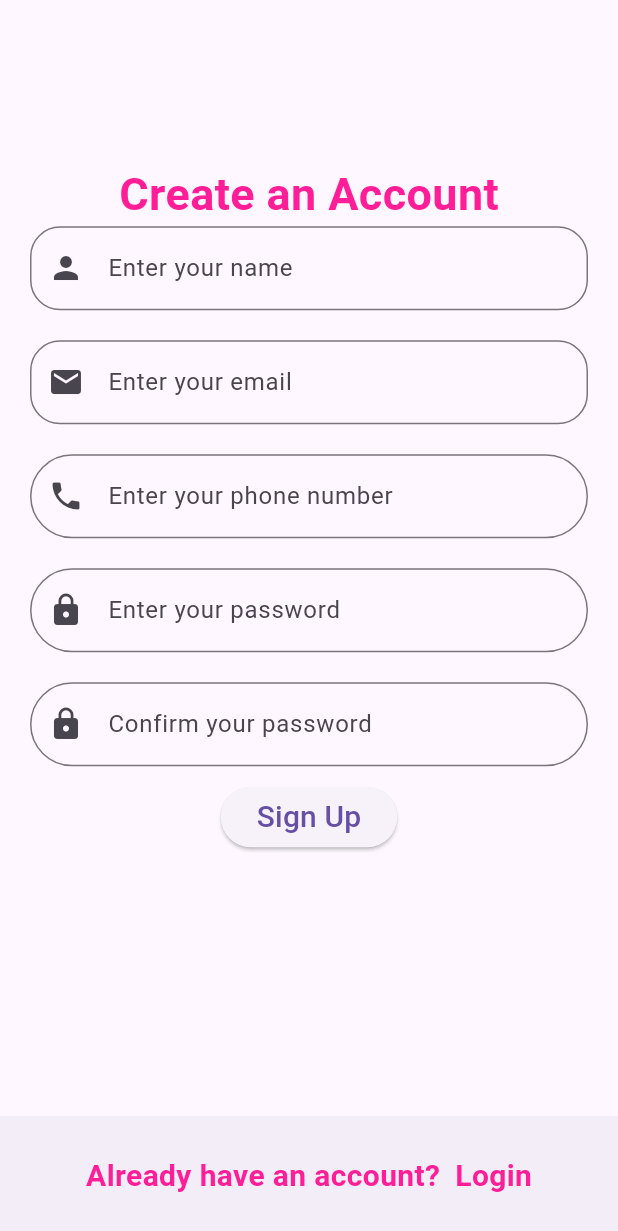
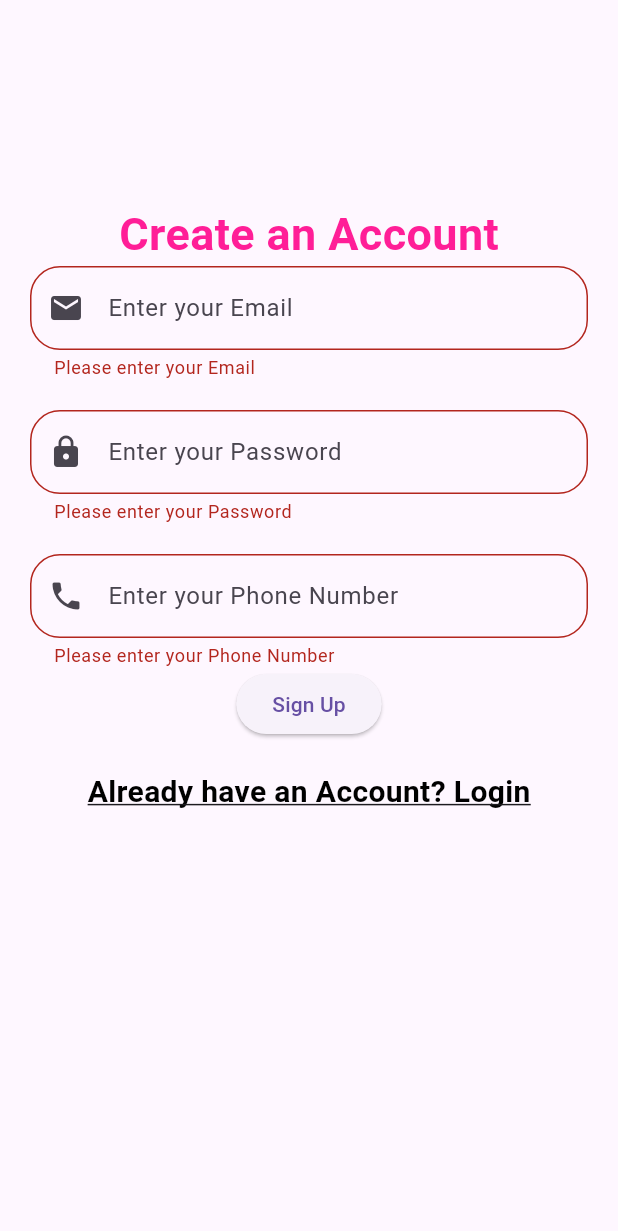
Before and after one commit to Kashannn/womansafety, a Flutter app: the Registration screen opened directly, after a tap on "Sign Up", on a phone screen of 412 x 824 dp. Shown: the top 1231 px of the screen. Run offline on Flutter 3.47's test engine with Material 3 defaults, Android fonts, the phone set to English and light mode, and no system bars; our stand-ins replace firebase_auth, firebase_core, flutter_svg, google_nav_bar; accounts and stored records are empty; network calls fail.

Commit message:
first commit

```diff
--- a/lib/Regestration.dart
+++ b/lib/Regestration.dart
@@ -1,3 +1,4 @@
+import 'package:firebase_auth/firebase_auth.dart';
 import 'package:flutter/material.dart';
 
 import 'Login.dart';
@@ -10,17 +11,39 @@ class Registration extends StatefulWidget {
 }
 
 class _RegistrationState extends State<Registration> {
+  final GlobalKey<FormState> _formKey = GlobalKey<FormState>();
+  final TextEditingController emailController = TextEditingController();
+  final TextEditingController passwordController = TextEditingController();
+  final TextEditingController phoneController = TextEditingController();
+
+  FirebaseAuth auth = FirebaseAuth.instance;
+
+  @override
+  void dispose() {
+    super.dispose();
+    emailController.dispose();
+    passwordController.dispose();
+    phoneController.dispose();
+  }
+
+  void _showSnackBar(String message) {
+    ScaffoldMessenger.of(context).showSnackBar(SnackBar(
+      content: Text(message),
+    ));
+  }
+
   @override
   Widget build(BuildContext context) {
     return Scaffold(
       body: SingleChildScrollView(
+        child: Form(
+          key: _formKey,
           child: Column(
             children: [
               Container(
-                margin: EdgeInsets.symmetric(
-                    vertical: 50, horizontal: 20), // Added padding
+                margin: EdgeInsets.symmetric(vertical: 50, horizontal: 20),
                 width: MediaQuery.of(context).size.width,
-                height: MediaQuery.of(context).size.height*0.7,
+                height: MediaQuery.of(context).size.height * 0.7,
                 child: Column(
                   mainAxisAlignment: MainAxisAlignment.center,
                   children: [
@@ -32,23 +55,10 @@ class _RegistrationState extends State<Registration> {
                         color: Color(0xFFFF1E97),
                       ),
                     ),
-                    TextField(
+                    TextFormField(
+                      controller: emailController,
                       decoration: InputDecoration(
-                        hintText: 'Enter your name',
-                        prefixIcon: Icon(Icons.person),
-                        border: OutlineInputBorder(
-                          borderRadius: BorderRadius.circular(20),
-                          borderSide: BorderSide(
-                            color: Colors.blue, // Customize border color
-                            width: 4.0, // Customize border width
-                          ),
-                        ),
-                      ),
-                    ),
-                    SizedBox(height: 20),
-                    TextField(
-                      decoration: InputDecoration(
-                        hintText: 'Enter your email',
+                        hintText: 'Enter your Email',
                         prefixIcon: Icon(Icons.email),
                         border: OutlineInputBorder(
                           borderRadius: BorderRadius.circular(20),
@@ -58,81 +68,79 @@ class _RegistrationState extends State<Registration> {
                           ),
                         ),
                       ),
+                      validator: (value) {
+                        if (value!.isEmpty) {
+                          return 'Please enter your Email';
+                        }
+                        return null;
+                      },
                     ),
                     SizedBox(height: 20),
-                    TextField(
+                    TextFormField(
+                      controller: passwordController,
                       decoration: InputDecoration(
-                        hintText: 'Enter your phone number',
-                        prefixIcon: Icon(Icons.phone),
+                        hintText: 'Enter your Password',
+                        prefixIcon: Icon(Icons.lock),
                         border: OutlineInputBorder(
-                          borderRadius: BorderRadius.circular(50),
+                          borderRadius: BorderRadius.circular(20),
                           borderSide: BorderSide(
                             color: Colors.blue,
                             width: 4.0,
                           ),
                         ),
                       ),
+                      validator: (value) {
+                        if (value!.isEmpty) {
+                          return 'Please enter your Password';
+                        }
+                        return null;
+                      },
                     ),
                     SizedBox(height: 20),
-
-                    // Password TextField
-                    TextField(
-                      obscureText: true,
+                    TextFormField(
+                      controller: phoneController,
                       decoration: InputDecoration(
-                        hintText: 'Enter your password',
-                        prefixIcon: Icon(Icons.lock),
+                        hintText: 'Enter your Phone Number',
+                        prefixIcon: Icon(Icons.phone),
                         border: OutlineInputBorder(
-                          borderRadius: BorderRadius.circular(50),
+                          borderRadius: BorderRadius.circular(20),
                           borderSide: BorderSide(
                             color: Colors.blue,
                             width: 4.0,
                           ),
                         ),
                       ),
+                      validator: (value) {
+                        if (value!.isEmpty) {
+                          return 'Please enter your Phone Number';
+                        }
+                        return null;
+                      },
+                    ),
+
+                    RoundButton(
+                      text: 'Sign Up',
+                      onTap: () async {
+                        if (_formKey.currentState!.validate()) {
+                          try {
+                            await auth.createUserWithEmailAndPassword(
+                              email: emailController.text.toString(),
+                              password: passwordController.text.toString(),
+                            );
+                            _showSnackBar('Registration Successful');
+                            Navigator.pushReplacement(
+                              context,
+                              MaterialPageRoute(
+                                builder: (context) => Login(),
+                              ),
+                            );
+                          } catch (e) {
+                            _showSnackBar('Registration Failed: $e');
+                          }
+                        }
+                      },
                     ),
                     SizedBox(height: 20),
-
-                    // Confirm Password TextField
-                    TextField(
-                      obscureText: true,
-                      decoration: InputDecoration(
-                        hintText: 'Confirm your password',
-                        prefixIcon: Icon(Icons.lock),
-                        border: OutlineInputBorder(
-                          borderRadius: BorderRadius.circular(50),
-                          borderSide: BorderSide(
-                            color: Colors.blue,
-                            width: 4.0,
-                          ),
-                        ),
-                      ),
-                    ),
-                    SizedBox(height: 10),
-                    ElevatedButton(
-                      onPressed: () {},
-                      child: Text('Sign Up', style: TextStyle(fontSize: 20)),
-                    ),
-                  ],
-                ),
-              ),
-            ],
-          ),
-        ),
-        bottomNavigationBar: BottomAppBar(
-          child: Container(
-            height: 50,
-            child: Row(
-              mainAxisAlignment: MainAxisAlignment.center,
-              children: [
-                Text(
-                  'Already have an account?',
-                  style: TextStyle(
-                    fontSize: 20,
-                    fontWeight: FontWeight.bold,
-                    color: Color(0xFFFF1E97),
-                  ),
-                ),
-                SizedBox(width: 10),
                     GestureDetector(
                       onTap: () {
                         Navigator.push(
@@ -143,17 +151,38 @@ class _RegistrationState extends State<Registration> {
                         );
                       },
                       child: Text(
-                    'Login',
+                        "Already have an Account? Login",
                         style: TextStyle(
                           fontSize: 20,
                           fontWeight: FontWeight.bold,
-                      color: Color(0xFFFF1E97),
+                          color: Colors.black,
+                          decoration: TextDecoration.underline,
                         ),
                       ),
                     ),
                   ],
                 ),
               ),
-        ));
+            ],
+          ),
+        ),
+      ),
+    );
   }
 }
+
+class RoundButton extends StatelessWidget {
+  final String text;
+  final VoidCallback onTap;
+
+  const RoundButton({Key? key, required this.text, required this.onTap})
+      : super(key: key);
+
+  @override
+  Widget build(BuildContext context) {
+    return ElevatedButton(
+      onPressed: onTap,
+      child: Text(text),
+    );
+  }
+}
--- a/lib/contacts.dart
+++ b/lib/contacts.dart
@@ -64,13 +64,14 @@ class Contact extends StatelessWidget {
                       ),
                     ),
                     style: ElevatedButton.styleFrom(
-                      primary: Colors.pink[300],
+                      backgroundColor: Colors.pink[300], // Set background color here
                       padding: EdgeInsets.symmetric(horizontal: 100),
                       shape: RoundedRectangleBorder(
                         borderRadius: BorderRadius.circular(10),
                       ),
                     ),
                   ),
+
                 ],
               ),
             ),
--- a/lib/feedback.dart
+++ b/lib/feedback.dart
@@ -106,7 +106,7 @@ class feedback extends StatelessWidget {
                       ),
                     ),
                     style: ElevatedButton.styleFrom(
-                      primary: Colors.pink[300],
+                      backgroundColor: Colors.pink[300],
                       padding: EdgeInsets.symmetric(horizontal: 100),
                       shape: RoundedRectangleBorder(
                         borderRadius: BorderRadius.circular(10),
--- a/lib/main.dart
+++ b/lib/main.dart
@@ -1,3 +1,4 @@
+import 'package:firebase_core/firebase_core.dart';
 import 'package:womansafety/Location.dart';
 import 'package:flutter/material.dart';
 import 'package:womansafety/profile.dart';
@@ -7,7 +8,10 @@ import 'SplashScreen.dart';
 import 'aboutus.dart';
 import 'contacts.dart';
 import 'feedback.dart';
+
 void  main() async {
+  WidgetsFlutterBinding.ensureInitialized();
+  await Firebase.initializeApp();
   runApp(MyApp());
 }
 class MyApp extends StatelessWidget {
--- a/lib/profile.dart
+++ b/lib/profile.dart
@@ -98,7 +98,7 @@ class Profile extends StatelessWidget {
                           ),
                         ),
                         style: ElevatedButton.styleFrom(
-                          primary: Colors.pink[300],
+                          backgroundColor: Colors.pink[300],
                           padding: EdgeInsets.symmetric(horizontal: 100),
                           shape: RoundedRectangleBorder(
                             borderRadius: BorderRadius.circular(10),
--- a/lib/setting.dart
+++ b/lib/setting.dart
@@ -42,7 +42,7 @@ class Setting extends StatelessWidget {
                         ),
                       ),
                       style: ElevatedButton.styleFrom(
-                        primary: Colors.black,
+                        backgroundColor: Colors.pink[300],
                         padding: EdgeInsets.symmetric(horizontal: 30),
                         shape: RoundedRectangleBorder(
                           borderRadius: BorderRadius.circular(10),
@@ -61,7 +61,7 @@ class Setting extends StatelessWidget {
                         ),
                       ),
                       style: ElevatedButton.styleFrom(
-                        primary: Colors.white,
+                        backgroundColor: Colors.pink[300],
                         padding: EdgeInsets.symmetric(horizontal: 30),
                         shape: RoundedRectangleBorder(
                           borderRadius: BorderRadius.circular(10),
--- a/pubspec.yaml
+++ b/pubspec.yaml
@@ -43,6 +43,9 @@ dependencies:
   circular_reveal_animation: ^2.0.1
   app_theme_mode: ^1.0.0
   google_nav_bar: ^5.0.6
+  firebase_core: ^2.30.0
+  firebase_auth: ^4.19.2
+
 
 
 
```
Also changed, not shown: lib/Login.dart (+80 -9 lines), firebase.json (added), lib/firebase_options.dart (added), pubspec.lock, 6 other files. Lines whose indentation alone changed are shown as unchanged.
